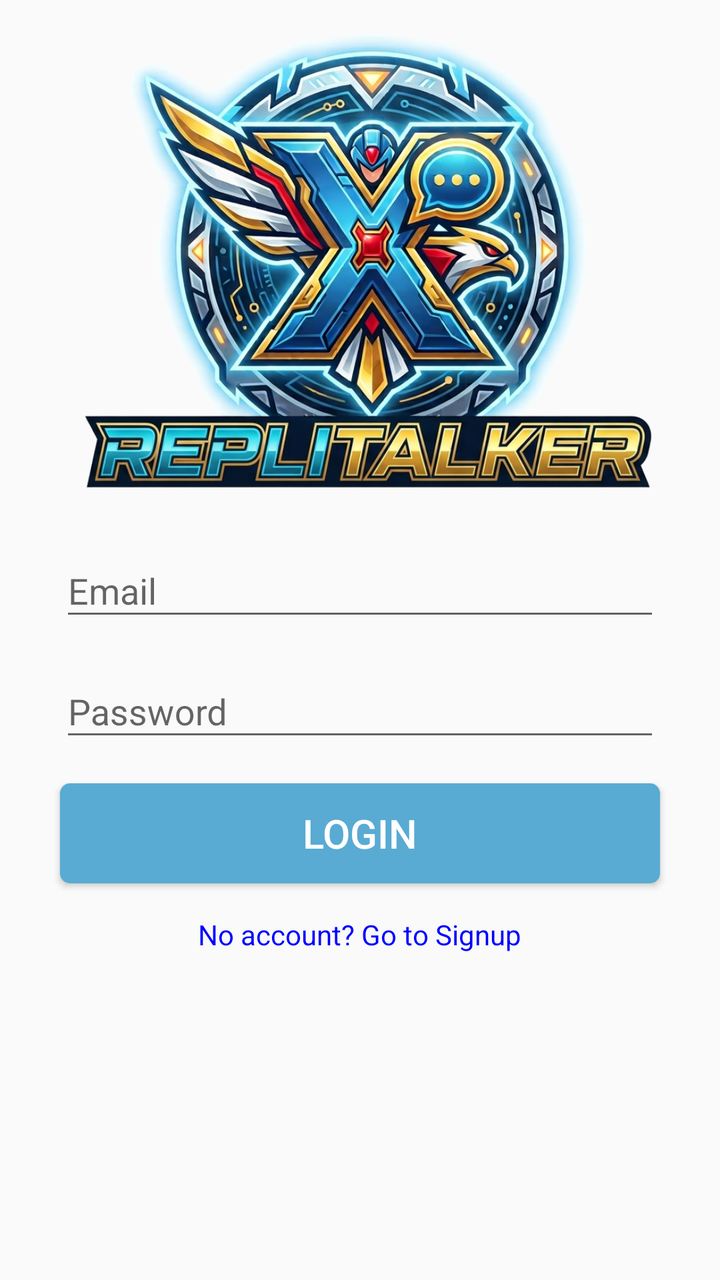
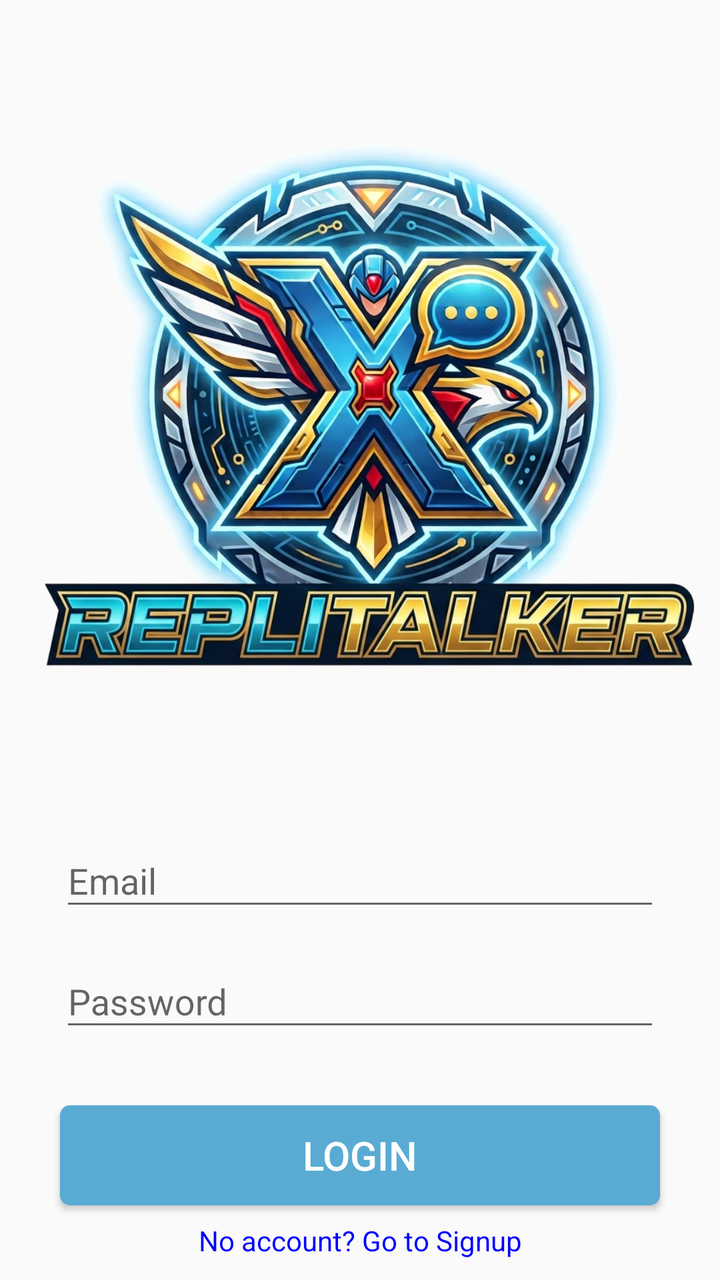

Two renders of the same Android screen: before a commit and after it. Below are the layout's source before the change and the commit's diff.
<!-- AndroidManifest.xml: activity theme AppTheme.NoActionBar -->
<!-- res/layout/activity_login.xml -->
<?xml version="1.0" encoding="utf-8"?>
<android.support.constraint.ConstraintLayout xmlns:android="http://schemas.android.com/apk/res/android"
    xmlns:tools="http://schemas.android.com/tools"
    android:layout_width="match_parent"
    android:layout_height="match_parent"
    xmlns:app="http://schemas.android.com/apk/res-auto"
    tools:context=".LoginActivity">

    <android.support.v4.widget.NestedScrollView
        android:layout_width="match_parent"
        android:layout_height="match_parent"
        android:fillViewport="true">

        <RelativeLayout
            android:layout_width="match_parent"
            android:layout_height="match_parent">
            <ImageView
                android:id="@+id/imageView"
                android:layout_width="300dp"
                android:layout_height="wrap_content"
                android:layout_centerHorizontal="true"
                android:adjustViewBounds="true"
                android:src="@drawable/title"
                app:layout_constraintWidth_percent="0.25"
                app:layout_constraintTop_toTopOf="parent"
                app:layout_constraintStart_toStartOf="parent"
                app:layout_constraintEnd_toEndOf="parent"
                android:layout_margin="@dimen/grid_2x">
            </ImageView>
            <android.support.design.widget.TextInputLayout
                android:id="@+id/emailTIL"
                android:layout_width="@dimen/standard_width"
                android:layout_height="wrap_content"
                android:layout_below="@+id/imageView"
                android:layout_centerHorizontal="true">
                <android.support.design.widget.TextInputEditText
                    android:id="@+id/emailET"
                    android:layout_width="match_parent"
                    android:layout_height="wrap_content"
                    android:inputType="textEmailAddress"
                    android:hint="@string/hint_email">
                </android.support.design.widget.TextInputEditText>
            </android.support.design.widget.TextInputLayout>
            <android.support.design.widget.TextInputLayout
                android:id="@+id/passwordTIL"
                android:layout_width="@dimen/standard_width"
                android:layout_height="wrap_content"
                android:layout_below="@+id/emailTIL"
                android:layout_centerHorizontal="true"
                android:layout_margin="@dimen/grid_2x">
                <android.support.design.widget.TextInputEditText
                    android:id="@+id/passwordET"
                    android:layout_width="match_parent"
                    android:layout_height="wrap_content"
                    android:inputType="textPassword"
                    android:hint="@string/hint_password">
                </android.support.design.widget.TextInputEditText>
            </android.support.design.widget.TextInputLayout>
            <Button
                android:id="@+id/buttonLogin"
                android:layout_width="@dimen/standard_width"
                android:layout_height="@dimen/standard_height"
                android:layout_below="@+id/passwordTIL"
                android:layout_centerHorizontal="true"
                style="@style/StandardButton"
                android:text="@string/button_login"
                android:layout_margin="@dimen/grid_2x">
            </Button>
            <TextView
                android:id="@+id/signupTV"
                android:layout_width="wrap_content"
                android:layout_height="wrap_content"
                android:layout_below="@id/buttonLogin"
                android:layout_centerHorizontal="true"
                android:layout_margin="@dimen/grid_2x"
                android:clickable="true"
                style="@style/LinkText"
                android:text="@string/text_signup">
            </TextView>
        </RelativeLayout>
    </android.support.v4.widget.NestedScrollView>

    <LinearLayout
        android:id="@+id/loginProgressLayout"
        android:layout_width="match_parent"
        android:layout_height="match_parent"
        android:orientation="vertical"
        android:gravity="center"
        android:background="@color/transparent_grey"
        android:visibility="gone">
        <ProgressBar
            android:layout_width="wrap_content"
            android:layout_height="wrap_content">
        </ProgressBar>
    </LinearLayout>

</android.support.constraint.ConstraintLayout>
<!-- resources referenced by this layout -->
<resources>
  <color name="transparent_grey">#99cccccc</color>
  <dimen name="grid_2x">8dp</dimen>
  <dimen name="standard_height">50dp</dimen>
  <dimen name="standard_width">300dp</dimen>
  <!-- drawable title: png bitmap (drawable, 769747 bytes) -->
  <string name="button_login">Login</string>
  <string name="hint_email">Email</string>
  <string name="hint_password">Password</string>
  <string name="text_signup">No account? Go to Signup</string>
  <style name="LinkText">
          <item name="android:textColor">@color/blue</item>
      </style>
  <style name="StandardButton">
          <item name="android:textColor">@color/white</item>
          <item name="android:textSize">@dimen/standard_text_size</item>
          <item name="android:foreground">?attr/selectableItemBackground</item>
          <item name="android:background">@drawable/standard_button_rounded</item>
      </style>
  <style name="AppTheme.NoActionBar">
          <item name="windowActionBar">false</item>
          <item name="windowNoTitle">true</item>
      </style>
  <color name="blue">#0000FF</color>
  <color name="white">#FFFFFFFF</color>
  <dimen name="standard_text_size">20sp</dimen>
  <!-- drawable standard_button_rounded (drawable) -->
  <?xml version="1.0" encoding="utf-8"?>
  <shape xmlns:android="http://schemas.android.com/apk/res/android"
      android:shape="rectangle">
      <solid android:color="@color/colorAccent"/>
      <corners android:radius="5dp"/>
  </shape>
  <color name="colorAccent">#59ABD3</color>
</resources>

<!-- the commit's change to res/layout/activity_login.xml (unified diff, before → after) -->
@@ -1,84 +1,97 @@
 <?xml version="1.0" encoding="utf-8"?>
-<android.support.constraint.ConstraintLayout xmlns:android="http://schemas.android.com/apk/res/android"
+<androidx.constraintlayout.widget.ConstraintLayout xmlns:android="http://schemas.android.com/apk/res/android"
+    xmlns:app="http://schemas.android.com/apk/res-auto"
     xmlns:tools="http://schemas.android.com/tools"
     android:layout_width="match_parent"
     android:layout_height="match_parent"
-    xmlns:app="http://schemas.android.com/apk/res-auto"
     tools:context=".LoginActivity">
 
-    <android.support.v4.widget.NestedScrollView
+    <androidx.core.widget.NestedScrollView
         android:layout_width="match_parent"
         android:layout_height="match_parent"
         android:fillViewport="true">
 
-        <RelativeLayout
+        <androidx.constraintlayout.widget.ConstraintLayout
             android:layout_width="match_parent"
-            android:layout_height="match_parent">
+            android:layout_height="wrap_content"
+            android:paddingBottom="@dimen/grid_4x">
+
             <ImageView
                 android:id="@+id/imageView"
-                android:layout_width="300dp"
-                android:layout_height="wrap_content"
-                android:layout_centerHorizontal="true"
+                android:layout_width="0dp"
+                android:layout_height="0dp"
                 android:adjustViewBounds="true"
                 android:src="@drawable/title"
-                app:layout_constraintWidth_percent="0.25"
+                app:layout_constraintDimensionRatio="H,1:1"
+                app:layout_constraintEnd_toEndOf="parent"
+                app:layout_constraintHeight_percent="0.25"
+                app:layout_constraintStart_toStartOf="parent"
                 app:layout_constraintTop_toTopOf="parent"
-                app:layout_constraintStart_toStartOf="parent"
-                app:layout_constraintEnd_toEndOf="parent"
-                android:layout_margin="@dimen/grid_2x">
-            </ImageView>
-            <android.support.design.widget.TextInputLayout
+                android:layout_marginTop="@dimen/grid_4x"
+                android:layout_marginHorizontal="@dimen/grid_2x" />
+
+            <com.google.android.material.textfield.TextInputLayout
                 android:id="@+id/emailTIL"
                 android:layout_width="@dimen/standard_width"
                 android:layout_height="wrap_content"
-                android:layout_below="@+id/imageView"
-                android:layout_centerHorizontal="true">
-                <android.support.design.widget.TextInputEditText
+                android:layout_marginTop="@dimen/grid_4x"
+                app:layout_constraintTop_toBottomOf="@+id/imageView"
+                app:layout_constraintStart_toStartOf="parent"
+                app:layout_constraintEnd_toEndOf="parent">
+
+                <com.google.android.material.textfield.TextInputEditText
                     android:id="@+id/emailET"
                     android:layout_width="match_parent"
                     android:layout_height="wrap_content"
                     android:inputType="textEmailAddress"
-                    android:hint="@string/hint_email">
-                </android.support.design.widget.TextInputEditText>
-            </android.support.design.widget.TextInputLayout>
-            <android.support.design.widget.TextInputLayout
+                    android:hint="@string/hint_email" />
+            </com.google.android.material.textfield.TextInputLayout>
+
+            <com.google.android.material.textfield.TextInputLayout
                 android:id="@+id/passwordTIL"
                 android:layout_width="@dimen/standard_width"
                 android:layout_height="wrap_content"
-                android:layout_below="@+id/emailTIL"
-                android:layout_centerHorizontal="true"
-                android:layout_margin="@dimen/grid_2x">
-                <android.support.design.widget.TextInputEditText
+                android:layout_marginTop="@dimen/grid_2x"
+                app:layout_constraintTop_toBottomOf="@+id/emailTIL"
+                app:layout_constraintStart_toStartOf="parent"
+                app:layout_constraintEnd_toEndOf="parent">
+
+                <com.google.android.material.textfield.TextInputEditText
                     android:id="@+id/passwordET"
                     android:layout_width="match_parent"
                     android:layout_height="wrap_content"
                     android:inputType="textPassword"
-                    android:hint="@string/hint_password">
-                </android.support.design.widget.TextInputEditText>
-            </android.support.design.widget.TextInputLayout>
+                    android:hint="@string/hint_password" />
+            </com.google.android.material.textfield.TextInputLayout>
+
             <Button
                 android:id="@+id/buttonLogin"
                 android:layout_width="@dimen/standard_width"
                 android:layout_height="@dimen/standard_height"
-                android:layout_below="@+id/passwordTIL"
-                android:layout_centerHorizontal="true"
+                android:layout_marginTop="@dimen/grid_4x"
                 style="@style/StandardButton"
+                android:onClick="onLogin"
                 android:text="@string/button_login"
-                android:layout_margin="@dimen/grid_2x">
-            </Button>
+                app:layout_constraintTop_toBottomOf="@+id/passwordTIL"
+                app:layout_constraintStart_toStartOf="parent"
+                app:layout_constraintEnd_toEndOf="parent" />
+
             <TextView
                 android:id="@+id/signupTV"
                 android:layout_width="wrap_content"
                 android:layout_height="wrap_content"
-                android:layout_below="@id/buttonLogin"
-                android:layout_centerHorizontal="true"
-                android:layout_margin="@dimen/grid_2x"
+                android:layout_marginTop="@dimen/grid_2x"
+                android:onClick="goToSignup"
                 android:clickable="true"
+                android:focusable="true"
                 style="@style/LinkText"
-                android:text="@string/text_signup">
-            </TextView>
-        </RelativeLayout>
-    </android.support.v4.widget.NestedScrollView>
+                android:text="@string/text_signup"
+                app:layout_constraintTop_toBottomOf="@id/buttonLogin"
+                app:layout_constraintStart_toStartOf="parent"
+                app:layout_constraintEnd_toEndOf="parent" />
+
+        </androidx.constraintlayout.widget.ConstraintLayout>
+    </androidx.core.widget.NestedScrollView>
 
     <LinearLayout
         android:id="@+id/loginProgressLayout"
@@ -87,11 +100,15 @@
         android:orientation="vertical"
         android:gravity="center"
         android:background="@color/transparent_grey"
-        android:visibility="gone">
+        android:visibility="gone"
+        app:layout_constraintTop_toTopOf="parent"
+        app:layout_constraintBottom_toBottomOf="parent"
+        app:layout_constraintStart_toStartOf="parent"
+        app:layout_constraintEnd_toEndOf="parent">
+
         <ProgressBar
             android:layout_width="wrap_content"
-            android:layout_height="wrap_content">
-        </ProgressBar>
+            android:layout_height="wrap_content" />
     </LinearLayout>
 
-</android.support.constraint.ConstraintLayout>
+</androidx.constraintlayout.widget.ConstraintLayout>
<!-- resource entries referenced after the edit -->
@@ -2,6 +2,7 @@
 <resources>
   <color name="transparent_grey">#99cccccc</color>
   <dimen name="grid_2x">8dp</dimen>
+  <dimen name="grid_4x">32dp</dimen>
   <dimen name="standard_height">50dp</dimen>
   <dimen name="standard_width">300dp</dimen>
   <!-- drawable title: png bitmap (drawable, 769747 bytes) -->
